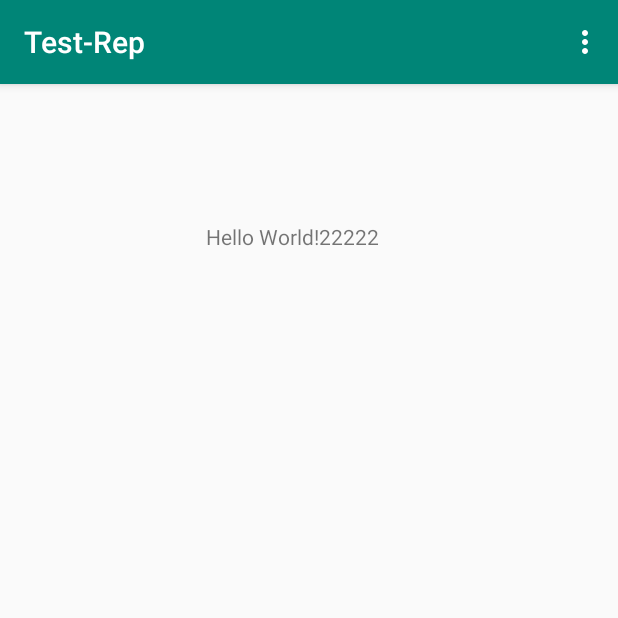
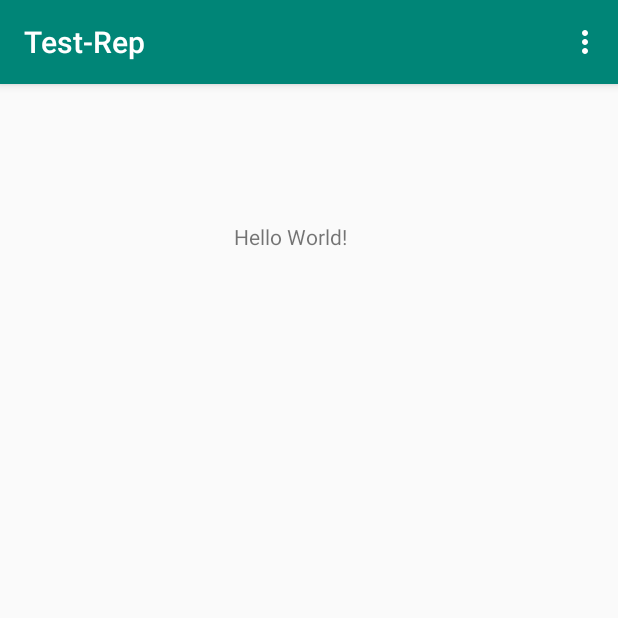
Before and after one commit to AndreyTyshko/test-rep, an Android app: the screen it shows after launch (MainActivity), on a phone screen of 412 x 824 dp, the top half of it. Run offline under Robolectric (Android 15) with nearby library versions, the phone set to English and light mode, and no system bars.

Commit message:
Revert "4"

```diff
--- a/app/src/main/res/layout/content_main.xml
+++ b/app/src/main/res/layout/content_main.xml
@@ -11,7 +11,7 @@
     <TextView
         android:layout_width="wrap_content"
         android:layout_height="wrap_content"
-        android:text="Hello World!22222"
+        android:text="Hello World!"
         app:layout_constraintBottom_toBottomOf="parent"
         app:layout_constraintHorizontal_bias="0.464"
         app:layout_constraintLeft_toLeftOf="parent"
```
